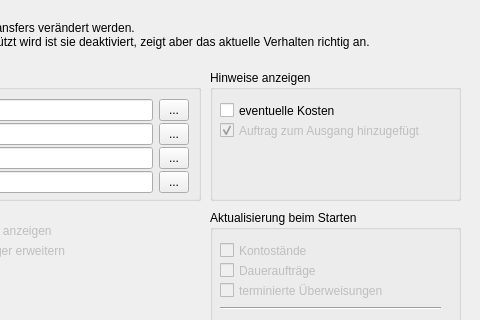
Above: src/dialogs/dialogsettings.ui from schmufu/abtransfers before the change; both pictures show x 240 to 720 and y 0 to 320 of the 720 by 419 pixel window. Below: the same form after it.
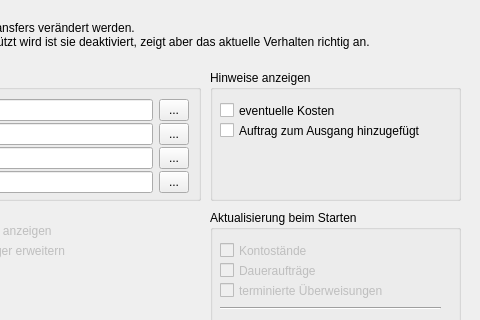
That is the form after the change. Icons and pictures are not drawn.

Patch:
```diff
--- a/src/dialogs/dialogsettings.ui
+++ b/src/dialogs/dialogsettings.ui
@@ -331,10 +331,7 @@
      <string>eventuelle Kosten</string>
     </property>
    </widget>
-   <widget class="QCheckBox" name="checkBox_JobAddedToOutput">
-    <property name="enabled">
-     <bool>false</bool>
-    </property>
+   <widget class="QCheckBox" name="checkBox_jobAddedToOutput">
     <property name="geometry">
      <rect>
       <x>10</x>
@@ -351,9 +348,6 @@
     <property name="text">
      <string>Auftrag zum Ausgang hinzugefügt</string>
     </property>
-    <property name="checked">
-     <bool>true</bool>
-    </property>
    </widget>
   </widget>
   <widget class="QCheckBox" name="checkBox">
```
Left out of the diff: 4 changed lines with no effect on the pictures.
